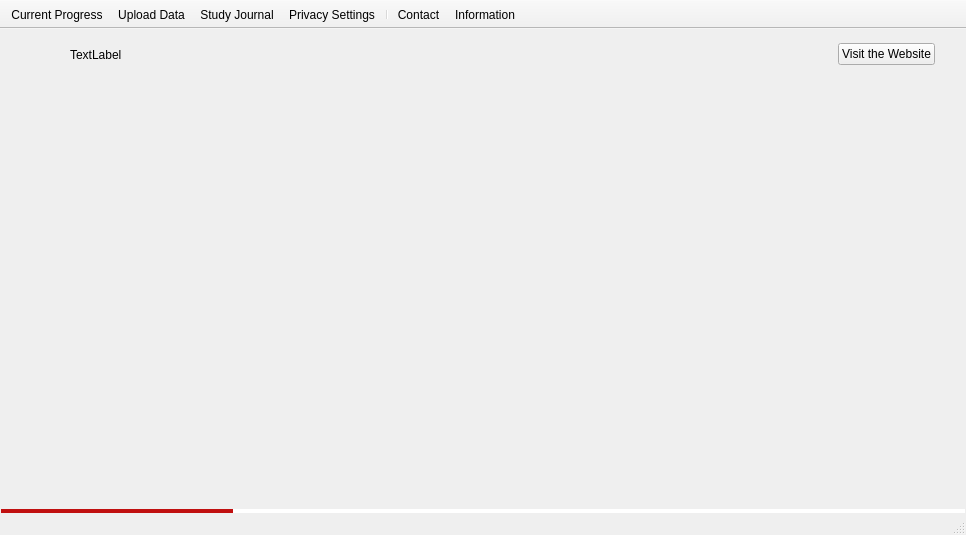
Above: mainwindow.ui from SteveDodierLazaroPhD/UserStudyManager before the change. Below: the same form after it.
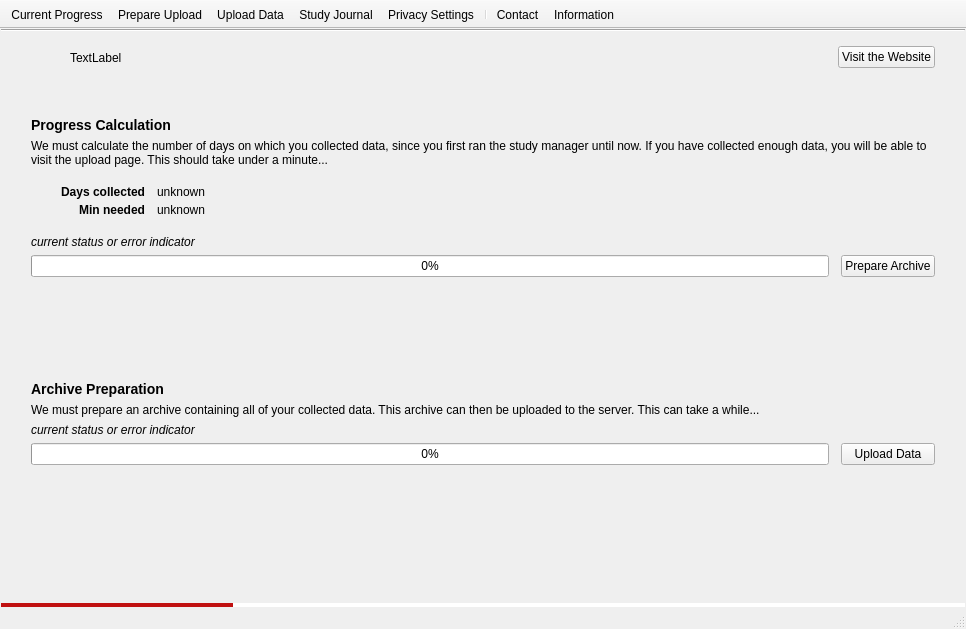
That is the form after the change. Icons and pictures are not drawn. Custom widgets are drawn as their Qt base class.

Commit message: Refactoring the structure of services and making them available via StudyUtils rather than linked to the web manager Major progress on Progress Report service (now calculates in a separate thread how many days of data were logged) UI for pre-upload packaging, 75% coded Reorganised the ways steps are represented for each study part (still WIP) Added global and local/writable settings to the StudyUtils Various UX improvements (auto login form fill, UI fixes)

Patch:
```diff
--- a/mainwindow.ui
+++ b/mainwindow.ui
@@ -7,7 +7,7 @@
     <x>0</x>
     <y>0</y>
     <width>966</width>
-    <height>535</height>
+    <height>629</height>
    </rect>
   </property>
   <property name="windowTitle">
@@ -15,7 +15,7 @@
   </property>
   <property name="windowIcon">
    <iconset resource="icons.qrc">
-    <normaloff>:/data/ucl-study-manager.png</normaloff>:/data/ucl-study-manager.png</iconset>
+    <normaloff>:/data/ucl-logo.png</normaloff>:/data/ucl-logo.png</iconset>
   </property>
   <widget class="QWidget" name="centralWidget">
    <layout class="QVBoxLayout" name="verticalLayout">
@@ -34,6 +34,13 @@
     <property name="bottomMargin">
      <number>0</number>
     </property>
+    <item>
+     <widget class="Line" name="line">
+      <property name="orientation">
+       <enum>Qt::Horizontal</enum>
+      </property>
+     </widget>
+    </item>
     <item alignment="Qt::AlignTop">
      <widget class="QWidget" name="quickLinkUI" native="true">
       <layout class="QHBoxLayout" name="buttonLayout" stretch="1,0">
@@ -84,7 +91,267 @@
     </item>
     <item>
      <widget class="QWidget" name="progressServiceUI" native="true">
-      <layout class="QHBoxLayout" name="progressCalcUI"/>
+      <layout class="QGridLayout" name="gridLayout_2" columnstretch="0,0,0">
+       <property name="leftMargin">
+        <number>30</number>
+       </property>
+       <property name="topMargin">
+        <number>12</number>
+       </property>
+       <property name="rightMargin">
+        <number>30</number>
+       </property>
+       <property name="bottomMargin">
+        <number>40</number>
+       </property>
+       <property name="horizontalSpacing">
+        <number>12</number>
+       </property>
+       <property name="verticalSpacing">
+        <number>6</number>
+       </property>
+       <item row="2" column="0" colspan="3">
+        <layout class="QFormLayout" name="progressFormLayout">
+         <property name="labelAlignment">
+          <set>Qt::AlignRight|Qt::AlignTrailing|Qt::AlignVCenter</set>
+         </property>
+         <property name="horizontalSpacing">
+          <number>12</number>
+         </property>
+         <property name="verticalSpacing">
+          <number>4</number>
+         </property>
+         <property name="leftMargin">
+          <number>30</number>
+         </property>
+         <property name="topMargin">
+          <number>12</number>
+         </property>
+         <property name="rightMargin">
+          <number>30</number>
+         </property>
+         <property name="bottomMargin">
+          <number>12</number>
+         </property>
+         <item row="0" column="0">
+          <widget class="QLabel" name="labelDaysCollected">
+           <property name="text">
+            <string>&lt;b&gt;Days collected&lt;/b&gt;</string>
+           </property>
+           <property name="alignment">
+            <set>Qt::AlignRight|Qt::AlignTrailing|Qt::AlignVCenter</set>
+           </property>
+          </widget>
+         </item>
+         <item row="0" column="1">
+          <widget class="QLabel" name="daysCollected">
+           <property name="sizePolicy">
+            <sizepolicy hsizetype="Preferred" vsizetype="Preferred">
+             <horstretch>1</horstretch>
+             <verstretch>0</verstretch>
+            </sizepolicy>
+           </property>
+           <property name="text">
+            <string>unknown</string>
+           </property>
+          </widget>
+         </item>
+         <item row="1" column="0">
+          <widget class="QLabel" name="labelMinNeeded">
+           <property name="text">
+            <string>&lt;b&gt;Min needed&lt;/b&gt;</string>
+           </property>
+           <property name="alignment">
+            <set>Qt::AlignRight|Qt::AlignTrailing|Qt::AlignVCenter</set>
+           </property>
+          </widget>
+         </item>
+         <item row="1" column="1">
+          <widget class="QLabel" name="minNeeded">
+           <property name="sizePolicy">
+            <sizepolicy hsizetype="Preferred" vsizetype="Preferred">
+             <horstretch>1</horstretch>
+             <verstretch>0</verstretch>
+            </sizepolicy>
+           </property>
+           <property name="text">
+            <string>unknown</string>
+           </property>
+          </widget>
+         </item>
+        </layout>
+       </item>
+       <item row="9" column="0" colspan="3">
+        <widget class="QLabel" name="progressArchiveDesc">
+         <property name="text">
+          <string>We must prepare an archive containing all of your collected data. This archive can then be uploaded to the server. This can take a while...</string>
+         </property>
+        </widget>
+       </item>
+       <item row="0" column="0" colspan="3">
+        <widget class="QLabel" name="progressDayHeader">
+         <property name="text">
+          <string>&lt;html&gt;&lt;head/&gt;&lt;body&gt;&lt;p&gt;&lt;span style=&quot; font-size:large; font-weight:600;&quot;&gt;Progress Calculation&lt;/span&gt;&lt;/p&gt;&lt;/body&gt;&lt;/html&gt;</string>
+         </property>
+        </widget>
+       </item>
+       <item row="4" column="0" colspan="2">
+        <widget class="QProgressBar" name="progressDayBar">
+         <property name="sizePolicy">
+          <sizepolicy hsizetype="Expanding" vsizetype="Fixed">
+           <horstretch>0</horstretch>
+           <verstretch>0</verstretch>
+          </sizepolicy>
+         </property>
+         <property name="maximum">
+          <number>1</number>
+         </property>
+         <property name="value">
+          <number>0</number>
+         </property>
+         <property name="format">
+          <string>%p%</string>
+         </property>
+        </widget>
+       </item>
+       <item row="1" column="0" colspan="3">
+        <widget class="QLabel" name="progressDayDesc">
+         <property name="sizePolicy">
+          <sizepolicy hsizetype="Preferred" vsizetype="Minimum">
+           <horstretch>0</horstretch>
+           <verstretch>0</verstretch>
+          </sizepolicy>
+         </property>
+         <property name="acceptDrops">
+          <bool>false</bool>
+         </property>
+         <property name="layoutDirection">
+          <enum>Qt::LeftToRight</enum>
+         </property>
+         <property name="autoFillBackground">
+          <bool>false</bool>
+         </property>
+         <property name="text">
+          <string>&lt;html&gt;&lt;head/&gt;&lt;body&gt;&lt;p&gt;We must calculate the number of days on which you collected data, since you first ran the study manager until now. If you have collected enough data, you will be able to visit the upload page. This should take under a minute...&lt;/p&gt;&lt;/body&gt;&lt;/html&gt;</string>
+         </property>
+         <property name="scaledContents">
+          <bool>false</bool>
+         </property>
+         <property name="wordWrap">
+          <bool>true</bool>
+         </property>
+         <property name="openExternalLinks">
+          <bool>false</bool>
+         </property>
+        </widget>
+       </item>
+       <item row="4" column="2">
+        <widget class="ProgressButton" name="progressGoToPackagingButton">
+         <property name="sizePolicy">
+          <sizepolicy hsizetype="Fixed" vsizetype="Fixed">
+           <horstretch>0</horstretch>
+           <verstretch>0</verstretch>
+          </sizepolicy>
+         </property>
+         <property name="text">
+          <string>Prepare Archive</string>
+         </property>
+         <property name="icon">
+          <iconset theme="package-x-generic" resource="icons.qrc">
+           <normaloff>:/data/package-32.png</normaloff>:/data/package-32.png</iconset>
+         </property>
+         <property name="iconSize">
+          <size>
+           <width>24</width>
+           <height>24</height>
+          </size>
+         </property>
+         <property name="autoDefault">
+          <bool>false</bool>
+         </property>
+         <property name="default">
+          <bool>false</bool>
+         </property>
+         <property name="flat">
+          <bool>false</bool>
+         </property>
+        </widget>
+       </item>
+       <item row="7" column="0" colspan="3">
+        <spacer name="verticalSpacer">
+         <property name="orientation">
+          <enum>Qt::Vertical</enum>
+         </property>
+         <property name="sizeHint" stdset="0">
+          <size>
+           <width>20</width>
+           <height>60</height>
+          </size>
+         </property>
+        </spacer>
+       </item>
+       <item row="10" column="0">
+        <widget class="QLabel" name="progressArchiveStatusLabel">
+         <property name="text">
+          <string>&lt;html&gt;&lt;head/&gt;&lt;body&gt;&lt;p&gt;&lt;span style=&quot; font-style:italic;&quot;&gt;current status or error indicator&lt;/span&gt;&lt;/p&gt;&lt;/body&gt;&lt;/html&gt;</string>
+         </property>
+        </widget>
+       </item>
+       <item row="8" column="0" colspan="3">
+        <widget class="QLabel" name="progressArchiveHeader">
+         <property name="text">
+          <string>&lt;html&gt;&lt;head/&gt;&lt;body&gt;&lt;p&gt;&lt;span style=&quot; font-size:large; font-weight:600;&quot;&gt;Archive Preparation&lt;/span&gt;&lt;/p&gt;&lt;/body&gt;&lt;/html&gt;</string>
+         </property>
+        </widget>
+       </item>
+       <item row="11" column="2">
+        <widget class="ProgressButton" name="progressGoToUploadButton">
+         <property name="sizePolicy">
+          <sizepolicy hsizetype="Minimum" vsizetype="Fixed">
+           <horstretch>0</horstretch>
+           <verstretch>0</verstretch>
+          </sizepolicy>
+         </property>
+         <property name="text">
+          <string>Upload Data</string>
+         </property>
+         <property name="icon">
+          <iconset theme="up" resource="icons.qrc">
+           <normaloff>:/data/data-upload-32.png</normaloff>:/data/data-upload-32.png</iconset>
+         </property>
+        </widget>
+       </item>
+       <item row="11" column="0" colspan="2">
+        <widget class="QProgressBar" name="progressArchiveBar">
+         <property name="maximum">
+          <number>1</number>
+         </property>
+         <property name="value">
+          <number>0</number>
+         </property>
+        </widget>
+       </item>
+       <item row="3" column="0">
+        <widget class="QLabel" name="progressDayStatusLabel">
+         <property name="text">
+          <string>&lt;html&gt;&lt;head/&gt;&lt;body&gt;&lt;p&gt;&lt;span style=&quot; font-style:italic;&quot;&gt;current status or error indicator&lt;/span&gt;&lt;/p&gt;&lt;/body&gt;&lt;/html&gt;</string>
+         </property>
+        </widget>
+       </item>
+       <item row="12" column="0" colspan="3">
+        <spacer name="verticalSpacer_2">
+         <property name="orientation">
+          <enum>Qt::Vertical</enum>
+         </property>
+         <property name="sizeHint" stdset="0">
+          <size>
+           <width>20</width>
+           <height>40</height>
+          </size>
+         </property>
+        </spacer>
+       </item>
+      </layout>
      </widget>
     </item>
     <item>
@@ -157,7 +424,8 @@
    <attribute name="toolBarBreak">
     <bool>false</bool>
    </attribute>
-   <addaction name="actionCurrentProgress"/>
+   <addaction name="actionStatus"/>
+   <addaction name="actionPrepareUpload"/>
    <addaction name="actionUploadData"/>
    <addaction name="actionActivityJournal"/>
    <addaction name="actionActivityLogManager"/>
@@ -165,10 +433,10 @@
    <addaction name="actionContact"/>
    <addaction name="actionInformationSheet"/>
   </widget>
-  <action name="actionCurrentProgress">
+  <action name="actionStatus">
    <property name="icon">
     <iconset resource="icons.qrc">
-     <normaloff>:/data/check-status-32.png</normaloff>:/data/check-status-32.png</iconset>
+     <normaloff>:/data/trophy-32.png</normaloff>:/data/trophy-32.png</iconset>
    </property>
    <property name="text">
     <string>Current Progress</string>
@@ -185,7 +453,7 @@
     <bool>true</bool>
    </property>
    <property name="icon">
-    <iconset resource="icons.qrc">
+    <iconset theme="up" resource="icons.qrc">
      <normaloff>:/data/data-upload-32.png</normaloff>
      <normalon>:/data/package-upgrade.png</normalon>:/data/data-upload-32.png</iconset>
    </property>
@@ -198,7 +466,7 @@
   </action>
   <action name="actionInformationSheet">
    <property name="icon">
-    <iconset resource="icons.qrc">
+    <iconset theme="info" resource="icons.qrc">
      <normaloff>:/data/help-info-32.png</normaloff>:/data/help-info-32.png</iconset>
    </property>
    <property name="text">
@@ -213,7 +481,7 @@
   </action>
   <action name="actionContact">
    <property name="icon">
-    <iconset resource="icons.qrc">
+    <iconset theme="mail" resource="icons.qrc">
      <normaloff>:/data/contact-32.png</normaloff>
      <normalon>:/data/mail-message-new.png</normalon>:/data/contact-32.png</iconset>
    </property>
@@ -226,7 +494,7 @@
   </action>
   <action name="actionActivityLogManager">
    <property name="icon">
-    <iconset resource="icons.qrc">
+    <iconset theme="preferences-system-privacy" resource="icons.qrc">
      <normaloff>:/data/activity-log-manager-32.png</normaloff>:/data/activity-log-manager-32.png</iconset>
    </property>
    <property name="text">
@@ -238,7 +506,7 @@
   </action>
   <action name="actionActivityJournal">
    <property name="icon">
-    <iconset resource="icons.qrc">
+    <iconset theme="gnome-activity-journal" resource="icons.qrc">
      <normaloff>:/data/activity-journal-32.png</normaloff>:/data/activity-journal-32.png</iconset>
    </property>
    <property name="text">
@@ -251,8 +519,27 @@
     <string>Open Activity Journal</string>
    </property>
   </action>
+  <action name="actionPrepareUpload">
+   <property name="icon">
+    <iconset theme="package-x-generic" resource="icons.qrc">
+     <normaloff>:/data/package-32.png</normaloff>:/data/package-32.png</iconset>
+   </property>
+   <property name="text">
+    <string>Prepare Upload</string>
+   </property>
+   <property name="toolTip">
+    <string>Calculate how much data has been logged and prepare an archive to upload</string>
+   </property>
+  </action>
  </widget>
  <layoutdefault spacing="6" margin="11"/>
+ <customwidgets>
+  <customwidget>
+   <class>ProgressButton</class>
+   <extends>QPushButton</extends>
+   <header>progressbutton.h</header>
+  </customwidget>
+ </customwidgets>
  <resources>
   <include location="icons.qrc"/>
  </resources>
```
The commit also changes 16 other files.
